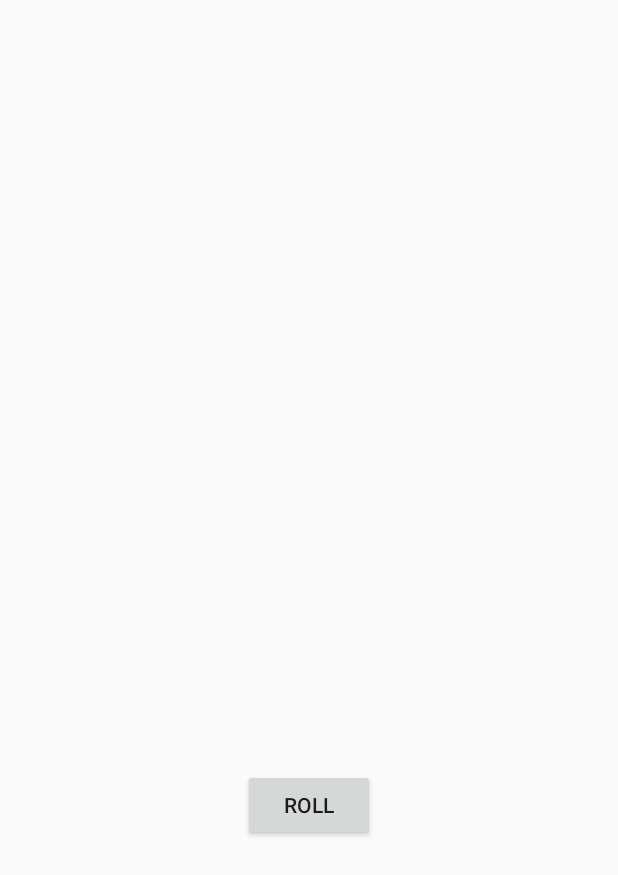
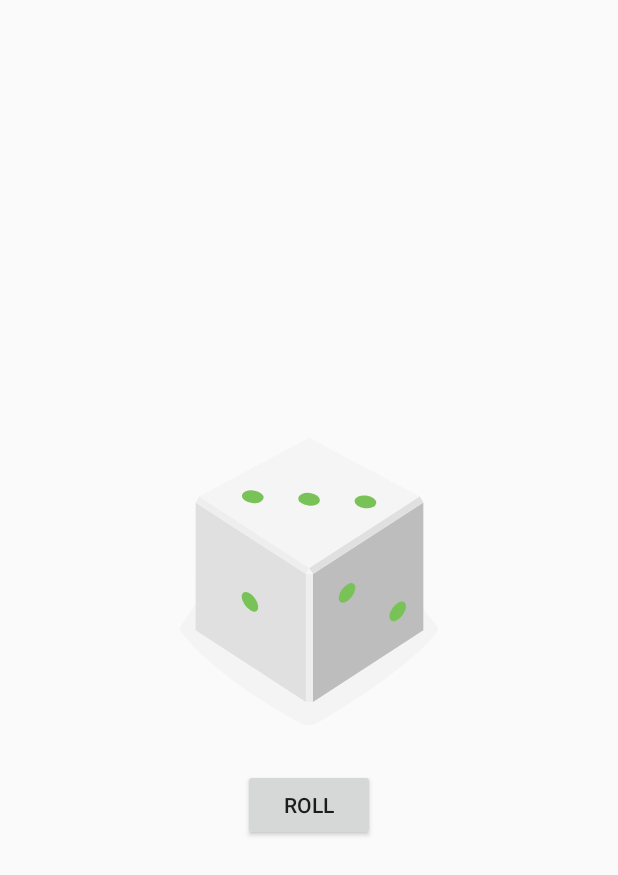
Before and after one commit to derekquinn/android-diceroll, an Android app: the layout activity_main.xml on its own in the app's theme, with its tools: preview values and no code run, on a phone screen of 412 x 824 dp. Shown: the top 875 px of the screen. Run offline under Robolectric (Android 15) with nearby library versions, the phone set to English and light mode, and no system bars.

Commit message:
added tools namespace to layout

```diff
--- a/app/src/main/res/layout/activity_main.xml
+++ b/app/src/main/res/layout/activity_main.xml
@@ -12,7 +12,8 @@
         android:layout_width="wrap_content"
         android:layout_height="wrap_content"
         android:layout_gravity="center_horizontal"
-        android:src="@drawable/empty_dice" />
+        android:src="@drawable/empty_dice"
+        tools:src="@drawable/dice_3"/>
 
     <Button
         android:id="@+id/button_roll"
```
